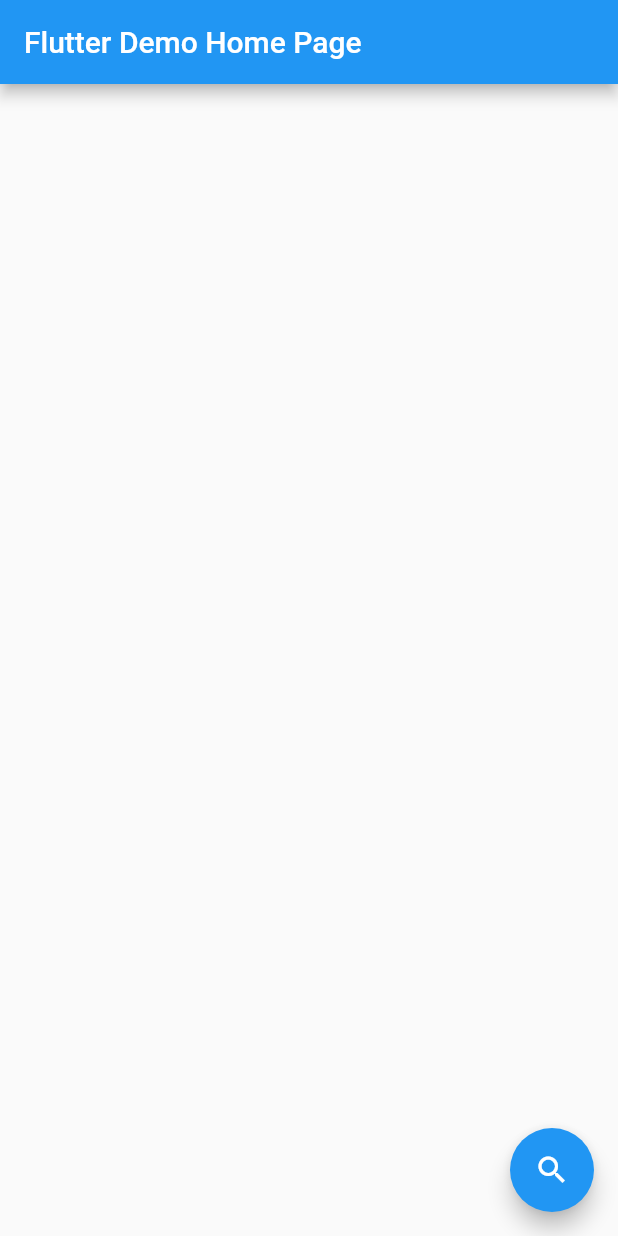
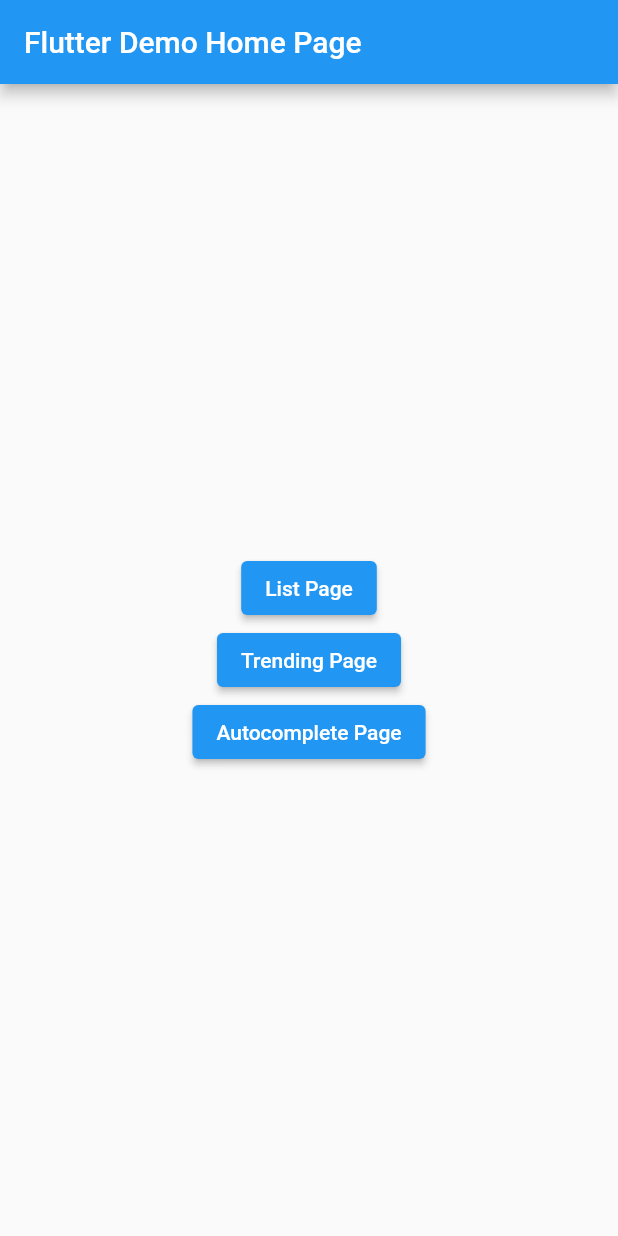
Before and after one commit to ATOAPaymentsLimited/tenor_client, a Flutter app: the screen it shows after launch, on a phone screen of 412 x 824 dp. Run offline on Flutter 3.47's test engine with Material 2 defaults, Android fonts, the phone set to English and light mode, and no system bars; our stand-ins replace dio, freezed_annotation.

Commit message:
feat: example app

```diff
--- a/example/lib/main.dart
+++ b/example/lib/main.dart
@@ -1,3 +1,6 @@
+import 'package:example/pages/autocomplete_page.dart';
+import 'package:example/pages/list_page.dart';
+import 'package:example/pages/trending_page.dart';
 import 'package:flutter/material.dart';
 import 'package:tenor_client/tenor_client.dart';
 
@@ -5,8 +8,24 @@ void main() {
   runApp(const MyApp());
 }
 
-class MyApp extends StatelessWidget {
+class MyApp extends StatefulWidget {
   const MyApp({super.key});
+
+  @override
+  State<MyApp> createState() => _MyAppState();
+}
+
+class _MyAppState extends State<MyApp> {
+  late TenorClient _tenorClient;
+
+  @override
+  void initState() {
+    super.initState();
+    _tenorClient = TenorClient(
+      apiKey: 'AIzaSyAclShsTCNFHC8L892AIA0wdbot5TYgDYg',
+      countryCode: 'GB',
+    );
+  }
 
   @override
   Widget build(BuildContext context) {
@@ -16,6 +35,17 @@ class MyApp extends StatelessWidget {
         primarySwatch: Colors.blue,
       ),
       home: const MyHomePage(title: 'Flutter Demo Home Page'),
+      routes: {
+        '/list': (context) => ListPage(
+              tenorClient: _tenorClient,
+            ),
+        '/trending': (context) => TrendingPage(
+              tenorClient: _tenorClient,
+            ),
+        '/autocomplete': (context) => AutocompletePage(
+              tenorClient: _tenorClient,
+            ),
+      },
     );
   }
 }
@@ -30,26 +60,6 @@ class MyHomePage extends StatefulWidget {
 }
 
 class _MyHomePageState extends State<MyHomePage> {
-  late Future<TenorResponse> _response;
-
-  late TenorClient _tenorClient;
-
-  @override
-  void initState() {
-    super.initState();
-    _tenorClient = TenorClient(
-      apiKey: 'AIzaSyAclShsTCNFHC8L892AIA0wdbot5TYgDYg',
-      countryCode: 'GB',
-    );
-    _response = _tenorClient.search('cat');
-  }
-
-  void _search() {
-    setState(() {
-      _response = _tenorClient.search('cat');
-    });
-  }
-
   @override
   Widget build(BuildContext context) {
     return Scaffold(
@@ -57,45 +67,29 @@ class _MyHomePageState extends State<MyHomePage> {
         title: Text(widget.title),
       ),
       body: Center(
-        child: FutureBuilder(
-          future: _response,
-          builder: (context, snapshot) {
-            if (snapshot.connectionState == ConnectionState.waiting) {
-              return const CircularProgressIndicator();
-            }
-
-            final list = snapshot.data?.results ?? <GifResult>[];
-            return ListView.builder(
-              itemCount: list.length,
-              itemBuilder: (context, index) {
-                final nanogif = list[index].mediaFormats.nanogif;
-                final tinygif = list[index].mediaFormats.tinygif;
-
-                return Row(
-                  children: [
-                    Expanded(
-                      child: Image.network(
-                        nanogif,
-                        fit: BoxFit.cover,
-                      ),
-                    ),
-                    Expanded(
-                      child: Image.network(
-                        tinygif,
-                        fit: BoxFit.cover,
-                      ),
-                    ),
-                  ],
-                );
+        child: Column(
+          mainAxisAlignment: MainAxisAlignment.center,
+          children: [
+            ElevatedButton(
+              onPressed: () {
+                Navigator.of(context).pushNamed('/list');
               },
-            );
-          },
+              child: const Text('List Page'),
+            ),
+            ElevatedButton(
+              onPressed: () {
+                Navigator.of(context).pushNamed('/trending');
+              },
+              child: const Text('Trending Page'),
+            ),
+            ElevatedButton(
+              onPressed: () {
+                Navigator.of(context).pushNamed('/autocomplete');
+              },
+              child: const Text('Autocomplete Page'),
+            ),
+          ],
         ),
-      ),
-      floatingActionButton: FloatingActionButton(
-        onPressed: _search,
-        tooltip: 'Search',
-        child: const Icon(Icons.search),
       ),
     );
   }
```
Also changed, not shown: example/lib/infinite_gif_list.dart (added, +74 -0 lines), example/lib/pages/autocomplete_page.dart (added, +179 -0 lines), example/lib/pages/list_page.dart (added, +73 -0 lines), example/lib/pages/trending_page.dart (added, +59 -0 lines).
